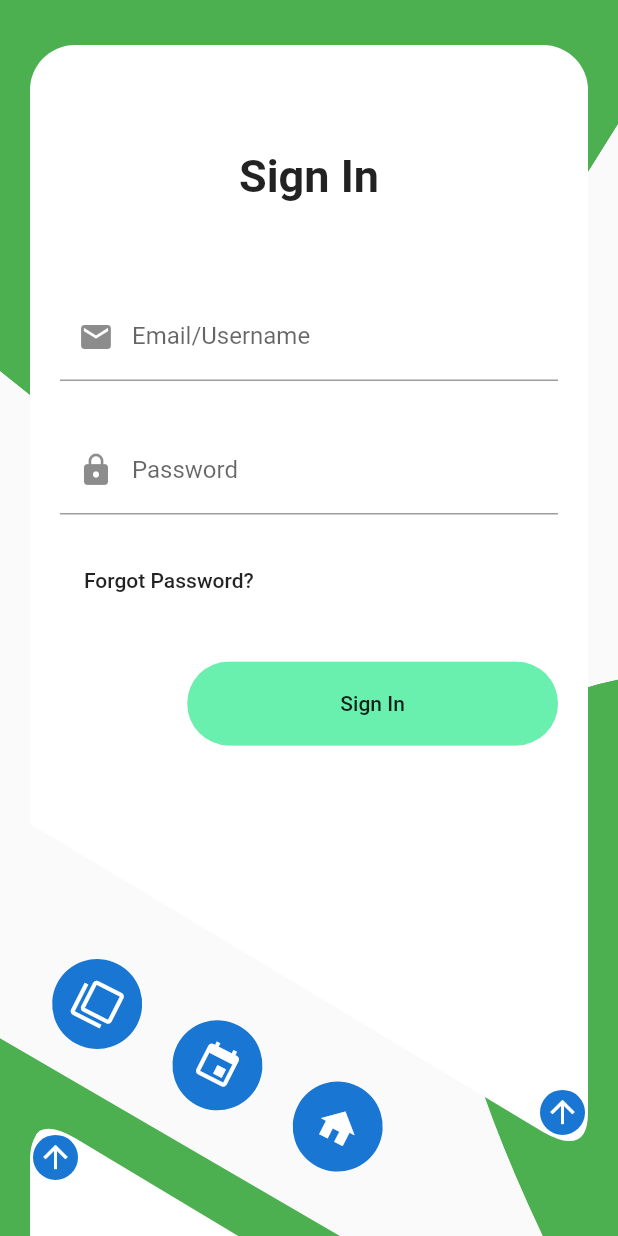
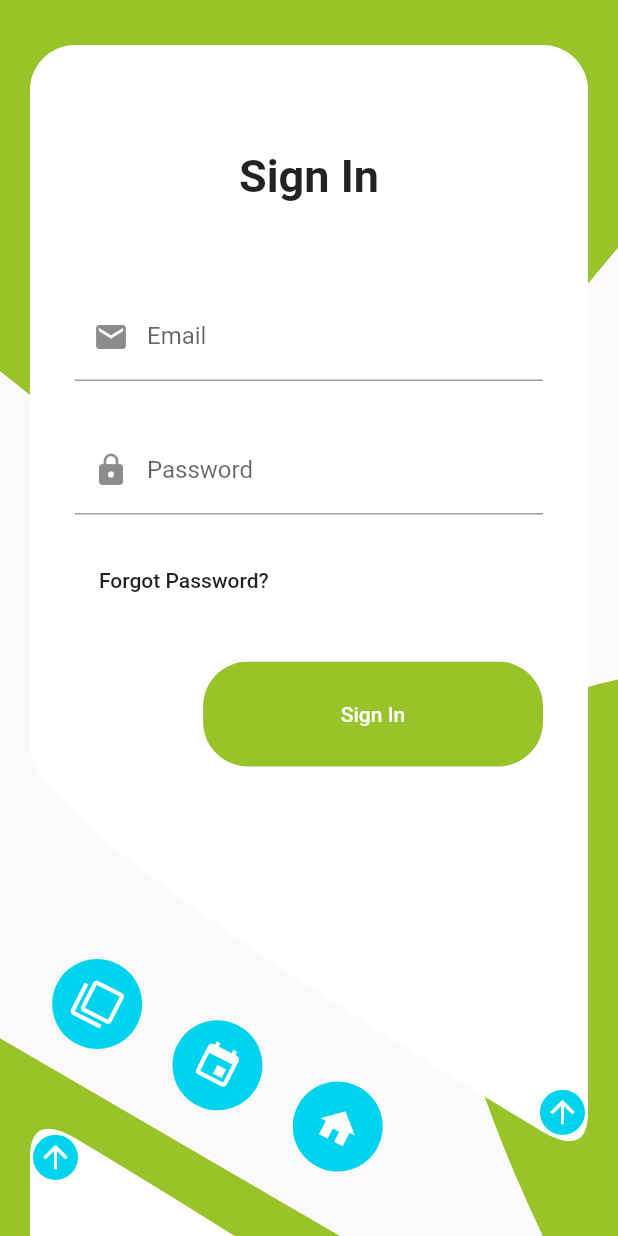
Before and after one commit to RandyKdev/UI, a Flutter app: the screen it shows after launch, on a phone screen of 412 x 824 dp. Run offline on Flutter 3.47's test engine with Material 2 defaults, Android fonts, the phone set to English and light mode, and no system bars.

Commit message:
Sign In and Sign Up Screen Completed

```diff
--- a/lib/colorConstants.dart
+++ b/lib/colorConstants.dart
@@ -1,6 +1,6 @@
 import 'package:flutter/material.dart';
 
 Color primaryTheme = new Color(0xff98c429);
-Color submitButtonColor = new Color(0xff9c27b0);
-Color other = new Color(0xff00d3ee);
+Color purple = new Color(0xff9c27b0);
+Color secondaryTheme = new Color(0xff00d3ee);
 Color loginReminderColor = new Color(0xff999999);
--- a/lib/screens/login/signIn/signIn.dart
+++ b/lib/screens/login/signIn/signIn.dart
@@ -1,13 +1,19 @@
 import 'package:flutter/material.dart';
+import 'package:ui/screens/login/signIn/signInClipper.dart';
+import 'package:ui/screens/login/utils/floatingTransButton.dart';
 
 import './signInForm.dart';
 
 class SignIn extends StatelessWidget {
+  SignIn({this.animate, this.showingSignIn});
+  final Function animate;
+  final bool showingSignIn;
+
   @override
   Widget build(BuildContext context) {
     double height = MediaQuery.of(context).size.height;
     return ClipPath(
-      clipper: _LinePath(),
+      clipper: SignInClipper(),
       child: Container(
         decoration: BoxDecoration(
           borderRadius: BorderRadius.only(
@@ -20,18 +26,10 @@ class SignIn extends StatelessWidget {
         child: Stack(
           children: [
             Padding(
-              padding: const EdgeInsets.only(top: 70, left: 20, right: 20),
+              padding: const EdgeInsets.only(top: 70, left: 30, right: 30),
               child: Column(
                 children: [
-                  Center(
-                    child: Text(
-                      'Sign In',
-                      style: TextStyle(
-                        fontSize: 30,
-                        fontWeight: FontWeight.w600,
-                      ),
-                    ),
-                  ),
+                  _header,
                   SizedBox(height: 60),
                   SignInForm(),
                 ],
@@ -40,13 +38,8 @@ class SignIn extends StatelessWidget {
             Positioned(
               right: 2,
               bottom: 15,
-              child: CircleAvatar(
-                radius: 15,
-                child: Icon(
-                  Icons.arrow_upward,
-                  color: Colors.white,
-                ),
-              ),
+              child: FloatingTransButton(
+                  animate: animate, showingSignIn: showingSignIn),
             ),
           ],
         ),
@@ -55,24 +48,12 @@ class SignIn extends StatelessWidget {
   }
 }
 
-class _LinePath extends CustomClipper<Path> {
-  @override
-  Path getClip(Size size) {
-    Path path = new Path();
-    path.lineTo(0.0, size.height * 0.7);
-    //
-    path.quadraticBezierTo(
-        0.0, size.height * 0.7, size.width - 30, size.height - 17);
-    //
-    path.quadraticBezierTo(
-        size.width, size.height, size.width, size.height - 30);
-    path.lineTo(size.width, 0.0);
-    path.close();
-    return path;
-  }
-
-  @override
-  bool shouldReclip(CustomClipper<Path> oldClipper) {
-    return false;
-  }
-}
+Widget _header = Center(
+  child: Text(
+    'Sign In',
+    style: TextStyle(
+      fontSize: 30,
+      fontWeight: FontWeight.w600,
+    ),
+  ),
+);
--- /dev/null
+++ b/lib/screens/login/signIn/signInClipper.dart
@@ -0,0 +1,21 @@
+import 'package:flutter/material.dart';
+
+class SignInClipper extends CustomClipper<Path> {
+  @override
+  Path getClip(Size size) {
+    Path path = new Path();
+    path.lineTo(0.0, size.height * 0.7 - 50);
+    path.quadraticBezierTo(
+        0.0, size.height * 0.7, size.width - 30, size.height - 17);
+    path.quadraticBezierTo(
+        size.width, size.height, size.width, size.height - 30);
+    path.lineTo(size.width, 0.0);
+    path.close();
+    return path;
+  }
+
+  @override
+  bool shouldReclip(CustomClipper<Path> oldClipper) {
+    return false;
+  }
+}
--- a/lib/screens/login/signIn/signInForm.dart
+++ b/lib/screens/login/signIn/signInForm.dart
@@ -1,52 +1,39 @@
 import 'package:flutter/material.dart';
+import 'package:ui/screens/login/textFormFields/emailField.dart';
+import 'package:ui/screens/login/textFormFields/passwordField.dart';
+import 'package:ui/screens/login/utils/loginButton.dart';
+
+import '../../../colorConstants.dart';
 
 class SignInForm extends StatelessWidget {
   @override
   Widget build(BuildContext context) {
     double width = MediaQuery.of(context).size.width;
-    TextFormField _usernameEmail = TextFormField(
-      decoration: InputDecoration(
-        labelText: 'Email/Username',
-        prefixIcon: Icon(Icons.email),
-      ),
-    );
-    TextFormField _password = TextFormField(
-      obscureText: true,
-      decoration: InputDecoration(
-        labelText: 'Password',
-        prefixIcon: Icon(Icons.lock),
-      ),
-    );
+
     return Form(
       child: Column(
         crossAxisAlignment: CrossAxisAlignment.start,
         children: [
-          _usernameEmail,
+          EmailField(),
           SizedBox(height: 30),
-          _password,
+          PasswordField(),
           SizedBox(height: 20),
           FlatButton(
             child: Text('Forgot Password?'),
             onPressed: () {},
           ),
           SizedBox(height: 30),
-          Align(
-            alignment: Alignment.centerRight,
-            child: SizedBox(
-              width: width * 0.6,
-              child: ClipRRect(
-                borderRadius: BorderRadius.all(Radius.circular(30)),
-                child: RaisedButton(
-                  padding: EdgeInsets.all(20),
-                  color: Colors.greenAccent,
-                  child: Text('Sign In'),
-                  onPressed: () {},
-                ),
-              ),
-            ),
-          ),
+          _signInButton(width),
         ],
       ),
     );
   }
+
+  Widget _signInButton(double width) => Align(
+        alignment: Alignment.centerRight,
+        child: LoginButton(
+          bgColor: primaryTheme,
+          text: 'Sign In',
+        ),
+      );
 }
--- a/lib/screens/login/signInButtons.dart
+++ /dev/null
@@ -1,37 +0,0 @@
-import 'package:flutter/material.dart';
-
-import 'dart:math';
-
-class SignInButtons extends StatelessWidget {
-  @override
-  Widget build(BuildContext context) {
-    return Transform.rotate(
-      angle: pi * 0.15,
-      child: Padding(
-        padding: EdgeInsets.only(top: 15),
-        child: Row(
-          mainAxisAlignment: MainAxisAlignment.start,
-          crossAxisAlignment: CrossAxisAlignment.center,
-          children: [
-            SizedBox(width: 30),
-            _button(Icons.filter_none),
-            SizedBox(width: 30),
-            _button(Icons.event),
-            SizedBox(width: 30),
-            _button(Icons.home),
-          ],
-        ),
-      ),
-    );
-  }
-
-  CircleAvatar _button(IconData icon) {
-    return CircleAvatar(
-      child: Icon(
-        icon,
-        size: 30,
-      ),
-      radius: 30,
-    );
-  }
-}
--- a/lib/screens/login/signUp/signUp.dart
+++ b/lib/screens/login/signUp/signUp.dart
@@ -1,18 +1,24 @@
 import 'package:flutter/material.dart';
+import 'package:ui/screens/login/signUp/signUpClipper.dart';
+import 'package:ui/screens/login/utils/floatingTransButton.dart';
 
 import './signUpForm.dart';
 
 class SignUp extends StatelessWidget {
+  SignUp({this.animate, this.showingSignIn});
+  final Function animate;
+  final bool showingSignIn;
+
   @override
   Widget build(BuildContext context) {
     double height = MediaQuery.of(context).size.height;
     return ClipPath(
-      clipper: _LinePath(),
+      clipper: SignUpClipper(),
       child: Container(
         decoration: BoxDecoration(
           borderRadius: BorderRadius.only(
-            topLeft: Radius.circular(30),
-            topRight: Radius.circular(30),
+            bottomLeft: Radius.circular(30),
+            bottomRight: Radius.circular(30),
           ),
           color: Colors.white,
         ),
@@ -20,18 +26,12 @@ class SignUp extends StatelessWidget {
         child: Stack(
           children: [
             Padding(
-              padding: const EdgeInsets.only(top: 120, left: 20, right: 20),
+              padding: EdgeInsets.only(top: 120, left: 30, right: 30),
               child: Column(
                 mainAxisAlignment: MainAxisAlignment.start,
                 crossAxisAlignment: CrossAxisAlignment.start,
                 children: [
-                  Text(
-                    'Sign Up',
-                    style: TextStyle(
-                      fontSize: 30,
-                      fontWeight: FontWeight.w600,
-                    ),
-                  ),
+                  _header,
                   SizedBox(height: 40),
                   SignUpForm(),
                 ],
@@ -40,12 +40,9 @@ class SignUp extends StatelessWidget {
             Positioned(
               left: 2,
               top: 15,
-              child: CircleAvatar(
-                radius: 15,
-                child: Icon(
-                  Icons.arrow_upward,
-                  color: Colors.white,
-                ),
+              child: FloatingTransButton(
+                animate: animate,
+                showingSignIn: showingSignIn,
               ),
             ),
           ],
@@ -55,19 +52,10 @@ class SignUp extends StatelessWidget {
   }
 }
 
-class _LinePath extends CustomClipper<Path> {
-  @override
-  Path getClip(Size size) {
-    Path path = Path();
-    path.moveTo(0.0, size.height);
-    path.lineTo(0.0, 30);
-    path.quadraticBezierTo(0, 0, 30, 17);
-    path.lineTo(size.width, size.height * 0.3);
-    path.lineTo(size.width, size.height);
-    path.close();
-    return path;
-  }
-
-  @override
-  bool shouldReclip(CustomClipper<Path> oldClipper) => false;
-}
+Widget _header = Text(
+  'Sign Up',
+  style: TextStyle(
+    fontSize: 30,
+    fontWeight: FontWeight.w600,
+  ),
+);
--- /dev/null
+++ b/lib/screens/login/signUp/signUpClipper.dart
@@ -0,0 +1,19 @@
+import 'package:flutter/material.dart';
+
+class SignUpClipper extends CustomClipper<Path> {
+  @override
+  Path getClip(Size size) {
+    Path path = Path();
+    path.moveTo(0.0, size.height);
+    path.lineTo(0.0, 30);
+    path.quadraticBezierTo(0, 0, 30, 17);
+    path.quadraticBezierTo(
+        size.width, size.height * 0.3, size.width, size.height * 0.3 + 50);
+    path.lineTo(size.width, size.height);
+    path.close();
+    return path;
+  }
+
+  @override
+  bool shouldReclip(CustomClipper<Path> oldClipper) => false;
+}
--- a/lib/screens/login/signUp/signUpForm.dart
+++ b/lib/screens/login/signUp/signUpForm.dart
@@ -1,60 +1,42 @@
 import 'package:flutter/material.dart';
+import 'package:ui/screens/login/textFormFields/emailField.dart';
+import 'package:ui/screens/login/textFormFields/passwordField.dart';
+import 'package:ui/screens/login/textFormFields/usernameField.dart';
+import 'package:ui/screens/login/utils/loginButton.dart';
+
+import '../../../colorConstants.dart';
 
 class SignUpForm extends StatelessWidget {
   @override
   Widget build(BuildContext context) {
-    double width = MediaQuery.of(context).size.width;
-    TextFormField _username = TextFormField(
-      decoration: InputDecoration(
-        labelText: 'Username',
-        prefixIcon: Icon(Icons.verified_user),
-      ),
-    );
-    TextFormField _email = TextFormField(
-      decoration: InputDecoration(
-        labelText: 'Email',
-        prefixIcon: Icon(Icons.email),
-      ),
-    );
-    TextFormField _password = TextFormField(
-      decoration: InputDecoration(
-        labelText: 'Password',
-        prefixIcon: Icon(Icons.lock),
-      ),
-      obscureText: true,
-    );
+    final double width = MediaQuery.of(context).size.width;
+
     return Form(
       child: Column(
         crossAxisAlignment: CrossAxisAlignment.start,
         children: [
-          _username,
+          UsernameField(),
           SizedBox(height: 20),
-          _email,
+          EmailField(),
           SizedBox(height: 20),
-          _password,
+          PasswordField(),
           SizedBox(height: 20),
           FlatButton(
             child: Text('Already have an account? Sign In'),
             onPressed: () {},
           ),
           SizedBox(height: 30),
-          Align(
-            alignment: Alignment.center,
-            child: SizedBox(
-              width: width * 0.7,
-              child: ClipRRect(
-                borderRadius: BorderRadius.all(Radius.circular(30)),
-                child: RaisedButton(
-                  padding: EdgeInsets.all(20),
-                  color: Colors.blueAccent,
-                  child: Text('Create Account'),
-                  onPressed: () {},
-                ),
-              ),
-            ),
-          ),
+          _signUpButton(width),
         ],
       ),
     );
   }
+
+  Widget _signUpButton(double width) => Align(
+        alignment: Alignment.center,
+        child: LoginButton(
+          bgColor: secondaryTheme,
+          text: 'Create Account',
+        ),
+      );
 }
--- /dev/null
+++ b/lib/screens/login/textFormFields/emailField.dart
@@ -0,0 +1,13 @@
+import 'package:flutter/material.dart';
+
+class EmailField extends StatelessWidget {
+  @override
+  Widget build(BuildContext context) {
+    return TextFormField(
+      decoration: InputDecoration(
+        labelText: 'Email',
+        prefixIcon: Icon(Icons.email),
+      ),
+    );
+  }
+}
--- /dev/null
+++ b/lib/screens/login/textFormFields/passwordField.dart
@@ -0,0 +1,14 @@
+import 'package:flutter/material.dart';
+
+class PasswordField extends StatelessWidget {
+  @override
+  Widget build(BuildContext context) {
+    return TextFormField(
+      decoration: InputDecoration(
+        labelText: 'Password',
+        prefixIcon: Icon(Icons.lock),
+      ),
+      obscureText: true,
+    );
+  }
+}
--- /dev/null
+++ b/lib/screens/login/textFormFields/usernameField.dart
@@ -0,0 +1,13 @@
+import 'package:flutter/material.dart';
+
+class UsernameField extends StatelessWidget {
+  @override
+  Widget build(BuildContext context) {
+    return TextFormField(
+      decoration: InputDecoration(
+        labelText: 'Username',
+        prefixIcon: Icon(Icons.verified_user),
+      ),
+    );
+  }
+}
--- /dev/null
+++ b/lib/screens/login/utils/animatedCrossFade.dart
@@ -0,0 +1,22 @@
+import 'package:flutter/material.dart';
+
+class AnimatedCrossFadeUtil extends StatelessWidget {
+  AnimatedCrossFadeUtil({
+    this.showingSignIn,
+    this.firstChild,
+    this.secondChild,
+  });
+  final bool showingSignIn;
+  final Widget firstChild, secondChild;
+
+  @override
+  Widget build(BuildContext context) {
+    return AnimatedCrossFade(
+      duration: Duration(milliseconds: 600),
+      crossFadeState:
+          showingSignIn ? CrossFadeState.showFirst : CrossFadeState.showSecond,
+      firstChild: firstChild,
+      secondChild: secondChild,
+    );
+  }
+}
--- a/lib/screens/login/bgLogin.dart
+++ b/lib/screens/login/utils/bgLogin.dart
@@ -1,4 +1,6 @@
 import 'package:flutter/material.dart';
+
+import '../../../colorConstants.dart';
 
 class BgLogin extends StatelessWidget {
   @override
@@ -16,12 +18,12 @@ class _Paint extends CustomPainter {
   @override
   void paint(Canvas canvas, Size size) {
     final paint = Paint()
-      ..color = Colors.green
+      ..color = primaryTheme
       ..style = PaintingStyle.fill;
     final path = Path();
     path.lineTo(0, size.height * 0.3);
     path.lineTo(size.width * 0.5, size.height * 0.5);
-    path.lineTo(size.width, size.height * 0.1);
+    path.lineTo(size.width, size.height * 0.2);
     path.lineTo(size.width, 0);
     path.close();
     canvas.drawPath(path, paint);
--- /dev/null
+++ b/lib/screens/login/utils/floatingTransButton.dart
@@ -0,0 +1,41 @@
+import 'package:flutter/material.dart';
+import 'package:ui/screens/login/utils/animatedCrossFade.dart';
+
+import '../../../colorConstants.dart';
+
+class FloatingTransButton extends StatefulWidget {
+  @override
+  _FloatingTransButtonState createState() => _FloatingTransButtonState();
+  FloatingTransButton({this.animate, this.showingSignIn});
+  final Function animate;
+  final bool showingSignIn;
+}
+
+class _FloatingTransButtonState extends State<FloatingTransButton> {
+  @override
+  Widget build(BuildContext context) {
+    return GestureDetector(
+      onTap: () => widget.animate(),
+      child: AnimatedCrossFadeUtil(
+        showingSignIn: widget.showingSignIn,
+        firstChild: _icon(
+          bgColor: secondaryTheme,
+          icon: Icons.arrow_upward,
+        ),
+        secondChild: _icon(
+          bgColor: primaryTheme,
+          icon: Icons.arrow_downward,
+        ),
+      ),
+    );
+  }
+
+  Widget _icon({Color bgColor, IconData icon}) => CircleAvatar(
+        radius: 15,
+        child: Icon(
+          icon,
+          color: Colors.white,
+        ),
+        backgroundColor: bgColor,
+      );
+}
--- /dev/null
+++ b/lib/screens/login/utils/loginButton.dart
@@ -0,0 +1,47 @@
+import 'package:flutter/material.dart';
+
+class LoginButton extends StatefulWidget {
+  @override
+  _LoginButtonState createState() => _LoginButtonState();
+  LoginButton({this.bgColor, this.text});
+  final Color bgColor;
+  final String text;
+}
+
+class _LoginButtonState extends State<LoginButton> {
+  bool loading = false;
+
+  @override
+  Widget build(BuildContext context) {
+    double width = MediaQuery.of(context).size.width;
+    return AnimatedContainer(
+      duration: Duration(milliseconds: 300),
+      width: !loading ? width * 0.55 : 55,
+      height: !loading ? 70 : 55,
+      child: ClipRRect(
+        borderRadius: BorderRadius.all(Radius.circular(30)),
+        child: RaisedButton(
+          padding: EdgeInsets.all(20),
+          color: widget.bgColor,
+          child: !loading
+              ? Text(
+                  widget.text,
+                  style: TextStyle(color: Colors.white),
+                )
+              : CircularProgressIndicator(
+                  backgroundColor: Colors.transparent,
+                  valueColor: AlwaysStoppedAnimation<Color>(Colors.white),
+                  strokeWidth: 3,
+                ),
+          onPressed: login,
+        ),
+      ),
+    );
+  }
+
+  void login() {
+    setState(() {
+      loading = !loading;
+    });
+  }
+}
--- /dev/null
+++ b/lib/screens/login/utils/socialSignInButtons.dart
@@ -0,0 +1,63 @@
+import 'package:flutter/material.dart';
+import 'package:ui/screens/login/utils/animatedCrossFade.dart';
+
+import 'dart:math';
+import '../../../colorConstants.dart';
+
+class SocialSignInButtons extends StatefulWidget {
+  @override
+  _SocialSignInButtonsState createState() => _SocialSignInButtonsState();
+  SocialSignInButtons(this.showingSignIn);
+  final bool showingSignIn;
+}
+
+class _SocialSignInButtonsState extends State<SocialSignInButtons> {
+  @override
+  Widget build(BuildContext context) {
+    return Transform.rotate(
+      angle: pi * 0.15,
+      child: Padding(
+        padding: EdgeInsets.only(top: 15),
+        child: Row(
+          mainAxisAlignment: MainAxisAlignment.start,
+          crossAxisAlignment: CrossAxisAlignment.center,
+          children: [
+            SizedBox(width: 30),
+            _button(Icons.filter_none),
+            SizedBox(width: 30),
+            _button(Icons.event),
+            SizedBox(width: 30),
+            _button(Icons.home),
+          ],
+        ),
+      ),
+    );
+  }
+
+  AnimatedCrossFadeUtil _button(IconData icon) {
+    return AnimatedCrossFadeUtil(
+      showingSignIn: widget.showingSignIn,
+      firstChild: _icons(
+        icon: icon,
+        color: Colors.white,
+        bgColor: secondaryTheme,
+      ),
+      secondChild: _icons(
+        icon: icon,
+        color: primaryTheme,
+        bgColor: Colors.white,
+      ),
+    );
+  }
+}
+
+CircleAvatar _icons({IconData icon, Color color, Color bgColor}) =>
+    CircleAvatar(
+      child: Icon(
+        icon,
+        size: 30,
+        color: color,
+      ),
+      backgroundColor: bgColor,
+      radius: 30,
+    );
--- a/lib/screens/login/view.dart
+++ b/lib/screens/login/view.dart
@@ -1,35 +1,55 @@
 import 'package:flutter/material.dart';
-import 'package:ui/screens/login/signInButtons.dart';
+import 'package:ui/screens/login/utils/socialSignInButtons.dart';
 
-import '../../colorConstants.dart';
-import './bgLogin.dart';
+import 'utils/bgLogin.dart';
 import 'signIn/signIn.dart';
 import 'signUp/signUp.dart';
 
-class Login extends StatelessWidget {
+class Login extends StatefulWidget {
+  @override
+  _LoginState createState() => _LoginState();
+}
+
+class _LoginState extends State<Login> {
+  bool showingSignIn = true;
+  void animate() => setState(() {
+        showingSignIn = !showingSignIn;
+      });
+  Duration duration = Duration(milliseconds: 600);
   @override
   Widget build(BuildContext context) {
     double height = MediaQuery.of(context).size.height;
-    //double width = MediaQuery.of(context).size.width;
+    double width = MediaQuery.of(context).size.width;
+
     return Scaffold(
       body: Stack(
         children: [
           BgLogin(),
-          Positioned(
+          AnimatedPositioned(
+            duration: duration,
             left: 20,
-            top: 30,
+            top: showingSignIn ? 30 : -(height * 0.9) + 60,
             right: 20,
-            child: SignIn(),
+            child: SignIn(
+              animate: animate,
+              showingSignIn: showingSignIn,
+            ),
           ),
-          Positioned(
+          AnimatedPositioned(
+            duration: duration,
             left: 20,
-            top: height * 0.9,
+            top: showingSignIn ? height * 0.9 : 60,
             right: 20,
-            child: SignUp(),
+            child: SignUp(
+              animate: animate,
+              showingSignIn: showingSignIn,
+            ),
           ),
-          Positioned(
-            top: height * 0.8,
-            child: SignInButtons(),
+          AnimatedPositioned(
+            duration: duration,
+            top: showingSignIn ? height * 0.8 : 35,
+            left: showingSignIn ? 0 : width * 0.25,
+            child: SocialSignInButtons(showingSignIn),
           ),
         ],
       ),
```
